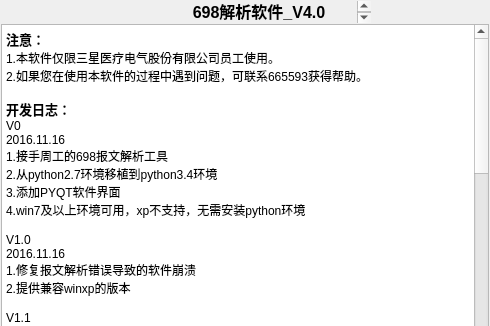
Old version of the form UI/about_window.ui in the repository KayFelicities/698trans; both pictures show x 0 to 490 and y 0 to 326 of the 490 by 490 pixel window.
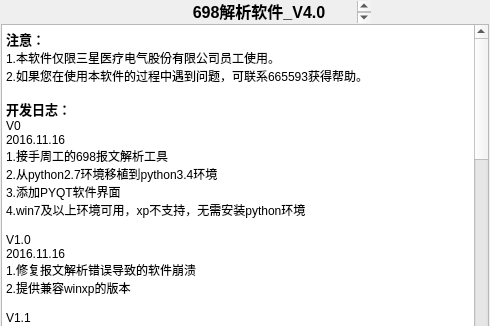
New version of the form. Icons and pictures are not drawn.

The edit to the form file:
```diff
--- a/UI/about_window.ui
+++ b/UI/about_window.ui
@@ -298,8 +298,17 @@
 &lt;p style=&quot;-qt-paragraph-type:empty; margin-top:0px; margin-bottom:0px; margin-left:0px; margin-right:0px; -qt-block-indent:0; text-indent:0px;&quot;&gt;&lt;br /&gt;&lt;/p&gt;
 &lt;p style=&quot; margin-top:0px; margin-bottom:0px; margin-left:0px; margin-right:0px; -qt-block-indent:0; text-indent:0px;&quot;&gt;V4.0&lt;/p&gt;
 &lt;p style=&quot; margin-top:0px; margin-bottom:0px; margin-left:0px; margin-right:0px; -qt-block-indent:0; text-indent:0px;&quot;&gt;2017.01&lt;/p&gt;
-&lt;p style=&quot; margin-top:0px; margin-bottom:0px; margin-left:0px; margin-right:0px; -qt-block-indent:0; text-indent:0px;&quot;&gt;1.添加参数配置窗口&lt;/p&gt;
-&lt;p style=&quot; margin-top:0px; margin-bottom:0px; margin-left:0px; margin-right:0px; -qt-block-indent:0; text-indent:0px;&quot;&gt;2.实现对时面板功能&lt;/p&gt;&lt;/body&gt;&lt;/html&gt;</string>
+&lt;p style=&quot; margin-top:0px; margin-bottom:0px; margin-left:0px; margin-right:0px; -qt-block-indent:0; text-indent:0px;&quot;&gt;1.“串口模式”更名为“后台模式”&lt;/p&gt;
+&lt;p style=&quot; margin-top:0px; margin-bottom:0px; margin-left:0px; margin-right:0px; -qt-block-indent:0; text-indent:0px;&quot;&gt;2.添加参数配置窗口&lt;/p&gt;
+&lt;p style=&quot; margin-top:0px; margin-bottom:0px; margin-left:0px; margin-right:0px; -qt-block-indent:0; text-indent:0px;&quot;&gt;3.实现对时面板功能&lt;/p&gt;
+&lt;p style=&quot; margin-top:0px; margin-bottom:0px; margin-left:0px; margin-right:0px; -qt-block-indent:0; text-indent:0px;&quot;&gt;4.实现通信配置面板功能&lt;/p&gt;
+&lt;p style=&quot; margin-top:0px; margin-bottom:0px; margin-left:0px; margin-right:0px; -qt-block-indent:0; text-indent:0px;&quot;&gt;5.实现esam面板功能&lt;/p&gt;
+&lt;p style=&quot;-qt-paragraph-type:empty; margin-top:0px; margin-bottom:0px; margin-left:0px; margin-right:0px; -qt-block-indent:0; text-indent:0px;&quot;&gt;&lt;br /&gt;&lt;/p&gt;
+&lt;p style=&quot; margin-top:0px; margin-bottom:0px; margin-left:0px; margin-right:0px; -qt-block-indent:0; text-indent:0px;&quot;&gt;todo:&lt;/p&gt;
+&lt;p style=&quot; margin-top:0px; margin-bottom:0px; margin-left:0px; margin-right:0px; -qt-block-indent:0; text-indent:0px;&quot;&gt;1.提供通俗化解析选项，用于后台模式&lt;/p&gt;
+&lt;p style=&quot; margin-top:0px; margin-bottom:0px; margin-left:0px; margin-right:0px; -qt-block-indent:0; text-indent:0px;&quot;&gt;2.结构化显示功能重构&lt;/p&gt;
+&lt;p style=&quot; margin-top:0px; margin-bottom:0px; margin-left:0px; margin-right:0px; -qt-block-indent:0; text-indent:0px;&quot;&gt;3.常用后台命令扩充&lt;/p&gt;
+&lt;p style=&quot; margin-top:0px; margin-bottom:0px; margin-left:0px; margin-right:0px; -qt-block-indent:0; text-indent:0px;&quot;&gt;4.服务器模式&lt;/p&gt;&lt;/body&gt;&lt;/html&gt;</string>
       </property>
       <property name="textInteractionFlags">
        <set>Qt::TextSelectableByKeyboard|Qt::TextSelectableByMouse</set>
```
